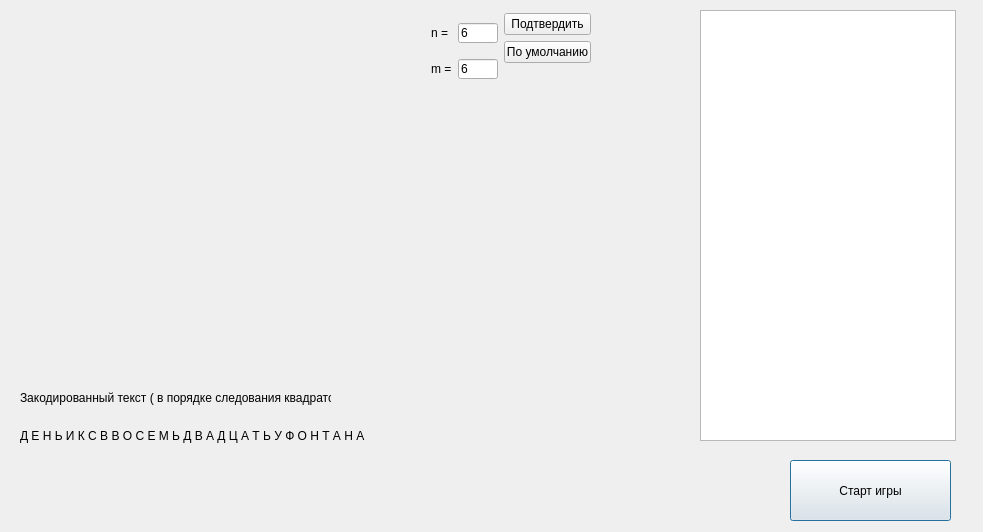
Before: the Qt Designer form root_window.ui in shm0nya/Lipilin-s-game, drawn with Qt 5.
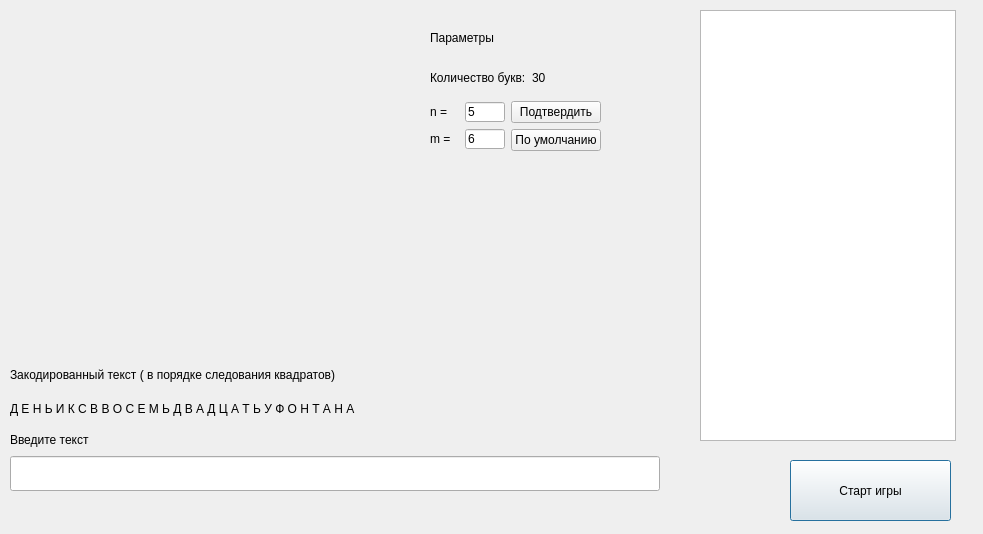
After: the same form once the commit is applied.

Diff of the .ui file:
```diff
--- a/root_window.ui
+++ b/root_window.ui
@@ -7,7 +7,7 @@
     <x>0</x>
     <y>0</y>
     <width>983</width>
-    <height>532</height>
+    <height>534</height>
    </rect>
   </property>
   <property name="windowTitle">
@@ -24,35 +24,6 @@
    </property>
    <layout class="QGridLayout" name="componate_alphabet_buttons"/>
   </widget>
-  <widget class="QLabel" name="lbl_messege_show">
-   <property name="geometry">
-    <rect>
-     <x>20</x>
-     <y>390</y>
-     <width>311</width>
-     <height>16</height>
-    </rect>
-   </property>
-   <property name="text">
-    <string>Закодированный текст ( в порядке следования квадратов)</string>
-   </property>
-  </widget>
-  <widget class="QLabel" name="lbl_messege_value">
-   <property name="geometry">
-    <rect>
-     <x>20</x>
-     <y>410</y>
-     <width>631</width>
-     <height>51</height>
-    </rect>
-   </property>
-   <property name="text">
-    <string>Д Е Н Ь И К С В В О С Е М Ь Д В А Д Ц А Т Ь У Ф О Н Т А Н А</string>
-   </property>
-   <property name="wordWrap">
-    <bool>true</bool>
-   </property>
-  </widget>
   <widget class="QPushButton" name="button_start">
    <property name="geometry">
     <rect>
@@ -66,15 +37,169 @@
     <string>Старт игры</string>
    </property>
   </widget>
-  <widget class="QWidget" name="layoutWidget">
+  <widget class="QListWidget" name="user_list">
    <property name="geometry">
     <rect>
-     <x>431</x>
-     <y>13</y>
-     <width>160</width>
-     <height>76</height>
+     <x>700</x>
+     <y>10</y>
+     <width>256</width>
+     <height>431</height>
     </rect>
    </property>
+  </widget>
+  <widget class="QWidget" name="">
+   <property name="geometry">
+    <rect>
+     <x>10</x>
+     <y>360</y>
+     <width>654</width>
+     <height>131</height>
+    </rect>
+   </property>
+   <layout class="QVBoxLayout" name="componate_all_info">
+    <item>
+     <layout class="QVBoxLayout" name="componate_1">
+      <item>
+       <layout class="QHBoxLayout" name="componate_1_1">
+        <item>
+         <widget class="QLabel" name="lbl_messege_show">
+          <property name="text">
+           <string>Закодированный текст ( в порядке следования квадратов)</string>
+          </property>
+         </widget>
+        </item>
+        <item>
+         <spacer name="horizontalSpacer">
+          <property name="orientation">
+           <enum>Qt::Horizontal</enum>
+          </property>
+          <property name="sizeHint" stdset="0">
+           <size>
+            <width>40</width>
+            <height>20</height>
+           </size>
+          </property>
+         </spacer>
+        </item>
+       </layout>
+      </item>
+      <item>
+       <layout class="QHBoxLayout" name="componate_1_2">
+        <item>
+         <widget class="QLabel" name="lbl_now_using_text">
+          <property name="minimumSize">
+           <size>
+            <width>0</width>
+            <height>0</height>
+           </size>
+          </property>
+          <property name="text">
+           <string>Д Е Н Ь И К С В В О С Е М Ь Д В А Д Ц А Т Ь У Ф О Н Т А Н А</string>
+          </property>
+          <property name="wordWrap">
+           <bool>true</bool>
+          </property>
+         </widget>
+        </item>
+       </layout>
+      </item>
+     </layout>
+    </item>
+    <item>
+     <layout class="QVBoxLayout" name="componate_2">
+      <item>
+       <widget class="QLabel" name="lbl_edit_new_text">
+        <property name="text">
+         <string>Введите текст</string>
+        </property>
+       </widget>
+      </item>
+      <item>
+       <widget class="QLineEdit" name="edit_text">
+        <property name="minimumSize">
+         <size>
+          <width>650</width>
+          <height>35</height>
+         </size>
+        </property>
+        <property name="maximumSize">
+         <size>
+          <width>650</width>
+          <height>35</height>
+         </size>
+        </property>
+       </widget>
+      </item>
+     </layout>
+    </item>
+   </layout>
+  </widget>
+  <widget class="QWidget" name="">
+   <property name="geometry">
+    <rect>
+     <x>430</x>
+     <y>20</y>
+     <width>171</width>
+     <height>131</height>
+    </rect>
+   </property>
+   <layout class="QVBoxLayout" name="componate_all_grid">
+    <item>
+     <layout class="QHBoxLayout" name="componate_show_lbl_param">
+      <item>
+       <widget class="QLabel" name="lbl_paramets">
+        <property name="text">
+         <string>Параметры</string>
+        </property>
+       </widget>
+      </item>
+      <item>
+       <spacer name="horizontalSpacer_4">
+        <property name="orientation">
+         <enum>Qt::Horizontal</enum>
+        </property>
+        <property name="sizeHint" stdset="0">
+         <size>
+          <width>40</width>
+          <height>20</height>
+         </size>
+        </property>
+       </spacer>
+      </item>
+     </layout>
+    </item>
+    <item>
+     <layout class="QHBoxLayout" name="componate_char">
+      <item>
+       <widget class="QLabel" name="lbl_count_of_char">
+        <property name="text">
+         <string>Количество букв:</string>
+        </property>
+       </widget>
+      </item>
+      <item>
+       <widget class="QLabel" name="lbl_count_of_char_value">
+        <property name="text">
+         <string>30</string>
+        </property>
+       </widget>
+      </item>
+      <item>
+       <spacer name="horizontalSpacer_3">
+        <property name="orientation">
+         <enum>Qt::Horizontal</enum>
+        </property>
+        <property name="sizeHint" stdset="0">
+         <size>
+          <width>40</width>
+          <height>20</height>
+         </size>
+        </property>
+       </spacer>
+      </item>
+     </layout>
+    </item>
+    <item>
    <layout class="QHBoxLayout" name="componate_set_show_n_m">
     <item>
      <layout class="QVBoxLayout" name="componate_n_m">
@@ -102,7 +227,7 @@
            </size>
           </property>
           <property name="text">
-           <string>6</string>
+             <string>5</string>
           </property>
          </widget>
         </item>
@@ -156,18 +281,7 @@
         </property>
        </widget>
       </item>
-      <item>
-       <spacer name="verticalSpacer">
-        <property name="orientation">
-         <enum>Qt::Vertical</enum>
-        </property>
-        <property name="sizeHint" stdset="0">
-         <size>
-          <width>20</width>
-          <height>40</height>
-         </size>
-        </property>
-       </spacer>
+       </layout>
       </item>
      </layout>
     </item>
```
Left out of the diff: 10 changed lines with no effect on the pictures. Lines whose indentation alone changed are shown as unchanged.
